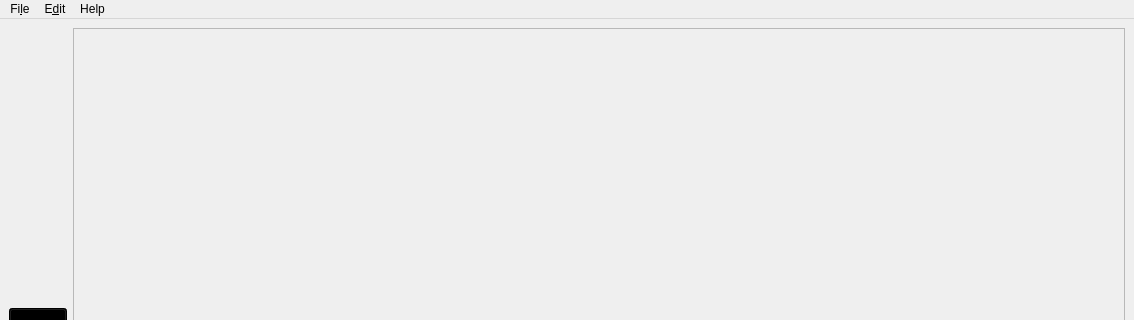
The window that app/ui/main_window.ui (drahoja9/BI-OOP-CAD) describes before a commit, drawn with Qt 5; both pictures show x 0 to 1134 and y 0 to 320 of the 1134 by 601 pixel window.
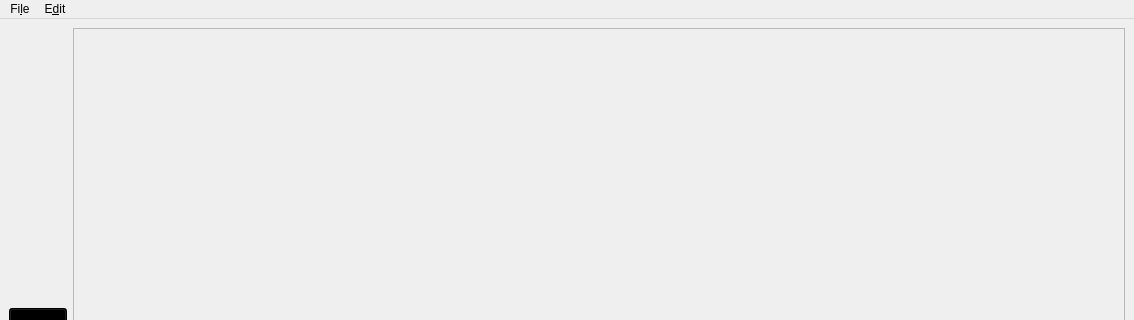
The same window after the commit. Icons and pictures are not drawn.

Diff of the .ui file:
```diff
--- a/app/ui/main_window.ui
+++ b/app/ui/main_window.ui
@@ -419,11 +419,6 @@
     <addaction name="actionSave"/>
     <addaction name="actionQuit"/>
    </widget>
-   <widget class="QMenu" name="menuHelp">
-    <property name="title">
-     <string>Help</string>
-    </property>
-   </widget>
    <widget class="QMenu" name="menuEdit">
     <property name="title">
      <string>E&amp;dit</string>
@@ -433,7 +428,6 @@
    </widget>
    <addaction name="menuFile"/>
    <addaction name="menuEdit"/>
-   <addaction name="menuHelp"/>
   </widget>
   <widget class="QStatusBar" name="statusbar"/>
   <action name="actionNew">
```
Left out of the diff: 9 changed lines with no effect on the pictures.
